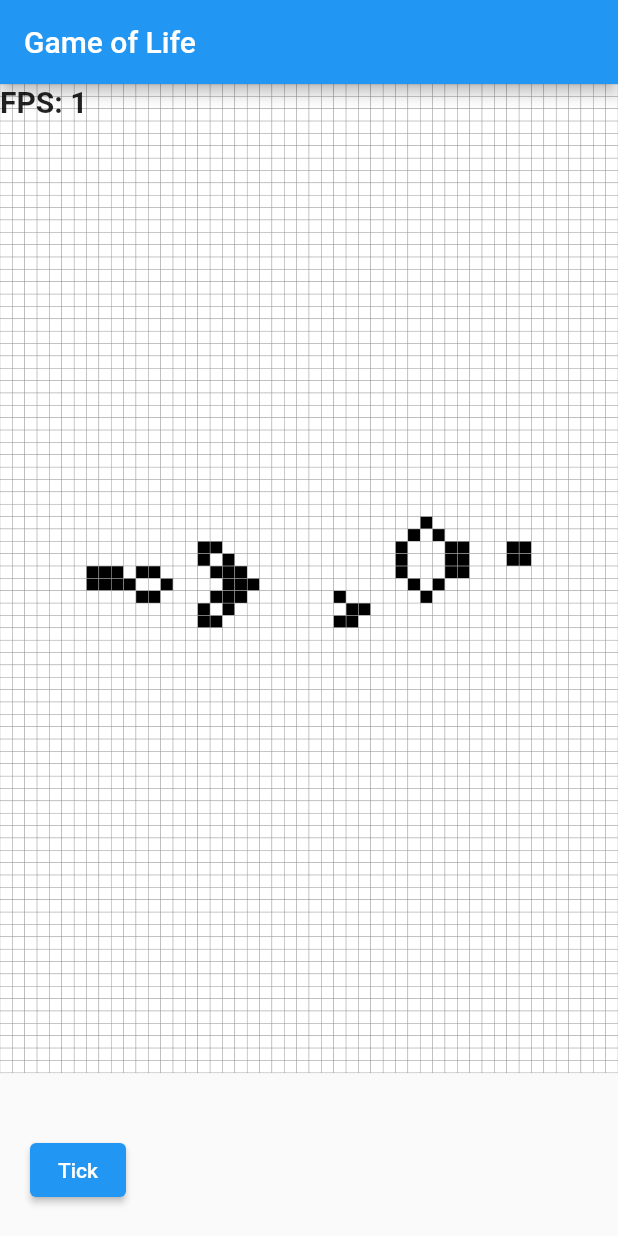
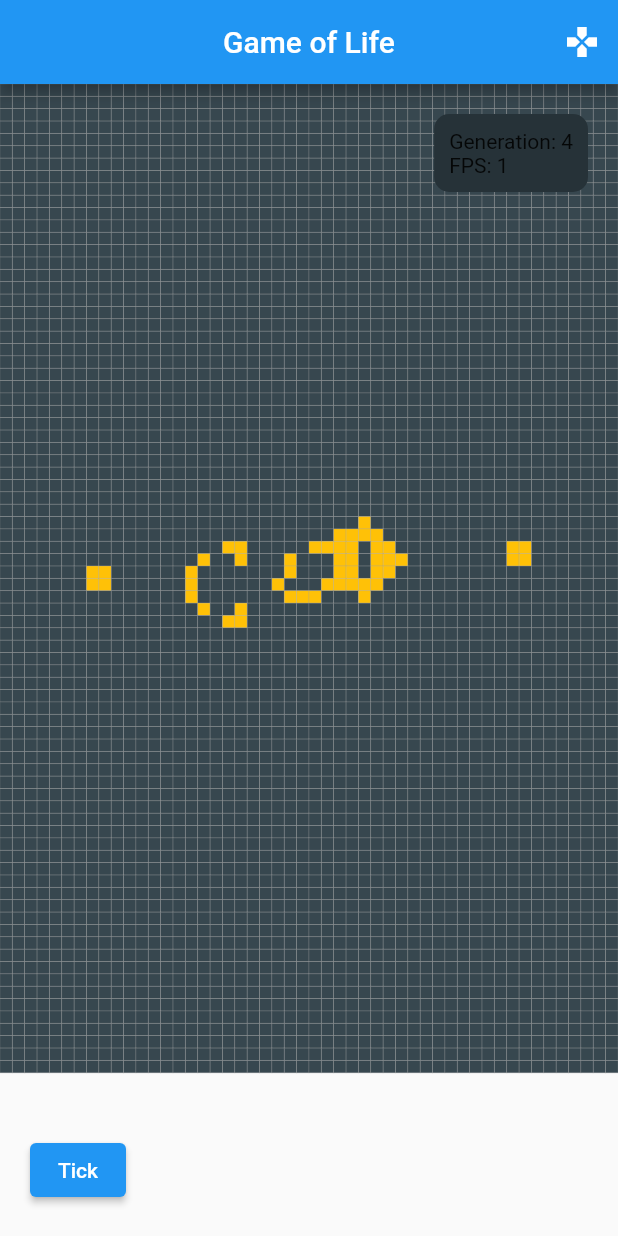
Before and after one commit to NickNterm/GameOfLifeWithFlutter, a Flutter app: the first screen one second after launch, on a phone screen of 412 x 824 dp. Run offline on Flutter 3.47's test engine with Material 2 defaults, Android fonts, the phone set to English and light mode, and no system bars.

Commit message:
organize code, make color theme and create icon but not in project right not

```diff
--- /dev/null
+++ b/game_of_life_starter_code/lib/core/constants/colors.dart
@@ -0,0 +1,4 @@
+import 'package:flutter/material.dart';
+
+var kPrimaryColor = Colors.amber;
+var kBackgroundColor = Colors.blueGrey.shade800;
--- a/game_of_life_starter_code/lib/core/observer/grid_observer.dart
+++ b/game_of_life_starter_code/lib/core/observer/grid_observer.dart
@@ -9,7 +9,7 @@ enum GridEvent { tickGrid }
 class GridObserver {
   // State Stream Controller
   final StreamController<GridState> _counterController =
-      StreamController<GridState>();
+      StreamController<GridState>.broadcast();
   StreamSink<GridState> get gridSink => _counterController.sink;
   Stream<GridState> get gridStream => _counterController.stream;
 
--- a/game_of_life_starter_code/lib/domain_layer/entries/grid.dart
+++ b/game_of_life_starter_code/lib/domain_layer/entries/grid.dart
@@ -13,6 +13,7 @@ class Grid {
   int fullSize;
   int rowLen;
 
+  int numOfGeneration = 0;
   // It is a one dimension list to have easier managment
   List<Cell> cells = [];
 
@@ -92,6 +93,8 @@ class Grid {
 
   // This function is the pulse of the game
   void tickGrid() {
+    // increment the generation counter
+    numOfGeneration++;
     // create a temp grid to store the next generation
     List<Cell> nextGrid = [];
     for (int i = 0; i < fullSize; i++) {
--- a/game_of_life_starter_code/lib/presentation_layer/game_of_life_page.dart
+++ b/game_of_life_starter_code/lib/presentation_layer/game_of_life_page.dart
@@ -1,6 +1,7 @@
 import 'dart:async';
 
 import 'package:flutter/material.dart';
+import 'package:game_of_life_starter_code/core/constants/colors.dart';
 import 'package:game_of_life_starter_code/core/observer/grid_observer.dart';
 
 import '../core/singleton/fps_singleton.dart';
@@ -22,7 +23,7 @@ class _GameOfLifePageState extends State<GameOfLifePage> {
   void initState() {
     super.initState();
     _gridObserver = GridObserver();
-    Timer.periodic(const Duration(milliseconds: 50), (Timer t) {
+    Timer.periodic(const Duration(milliseconds: 200), (Timer t) {
       fps = FPSSingleton().fps.toString();
       setState(() {});
       _gridObserver.eventSink.add(GridEvent.tickGrid);
@@ -40,6 +41,13 @@ class _GameOfLifePageState extends State<GameOfLifePage> {
     return Scaffold(
       appBar: AppBar(
         title: const Text('Game of Life'),
+        centerTitle: true,
+        actions: [
+          IconButton(
+            onPressed: () {},
+            icon: const Icon(Icons.games),
+          ),
+        ],
       ),
       body: Stack(
         fit: StackFit.expand,
@@ -59,12 +67,12 @@ class _GameOfLifePageState extends State<GameOfLifePage> {
                         return Container(
                           decoration: BoxDecoration(
                             color: grid.cells[index].isAlive == true
-                                ? Colors.black
-                                : Colors.white,
+                                ? kPrimaryColor
+                                : kBackgroundColor,
                             border: Border.all(
-                              color: Colors.grey,
-                              width: 0.3,
-                              strokeAlign: 0.15,
+                              color: Colors.grey.withOpacity(0.4),
+                              width: 0.5,
+                              strokeAlign: 0.25,
                             ),
                           ),
                         );
@@ -72,17 +80,40 @@ class _GameOfLifePageState extends State<GameOfLifePage> {
                     );
                   } else {
                     print("No data");
-                    return Text(
+                    return const Text(
                       'Empty data',
                     );
                   }
                 }),
           ),
-          Text(
-            'FPS: ${fps}',
-            style: const TextStyle(
-              fontSize: 20,
-              fontWeight: FontWeight.bold,
+          Positioned(
+            top: 20,
+            right: 20,
+            child: Container(
+              decoration: BoxDecoration(
+                color: Colors.blueGrey.shade900,
+                borderRadius: BorderRadius.circular(10),
+              ),
+              padding: const EdgeInsets.all(10),
+              child: StreamBuilder<GridState>(
+                  stream: _gridObserver.gridStream,
+                  builder: (context, snapshot) {
+                    if (snapshot.hasData) {
+                      return Column(
+                        crossAxisAlignment: CrossAxisAlignment.start,
+                        children: [
+                          Text(
+                            "Generation: ${snapshot.data!.getGrid().numOfGeneration}",
+                          ),
+                          Text(
+                            'FPS: $fps',
+                          ),
+                        ],
+                      );
+                    } else {
+                      return const Text("Generation: 0");
+                    }
+                  }),
             ),
           ),
           Positioned(
```
Also changed, not shown: game_of_life_starter_code/lib/core/singleton/grid_singleton.dart (+13 -0 lines), game_of_life_starter_code/lib/main.dart (+20 -106 lines).
